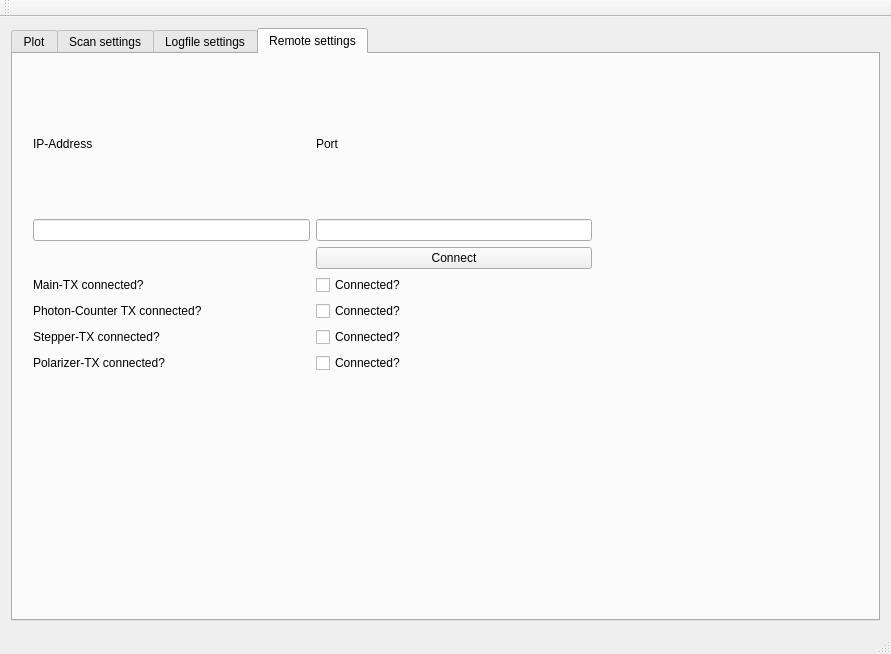
Before: the Qt Designer form mainwindow.ui in anates/Spectro, drawn with Qt 5.
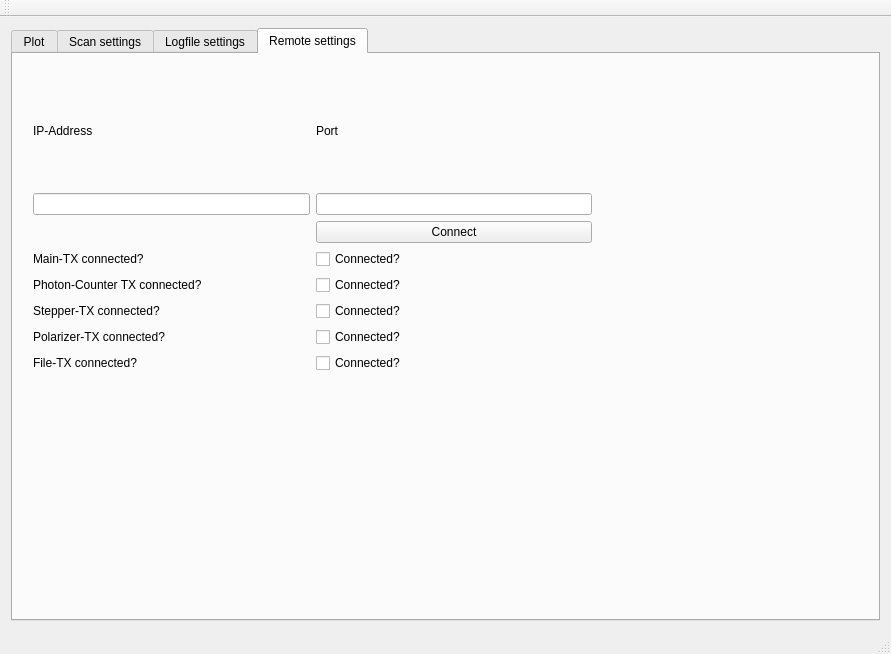
After: the same form once the commit is applied. Custom widgets are drawn as their Qt base class.

```diff
--- a/mainwindow.ui
+++ b/mainwindow.ui
@@ -536,6 +536,20 @@
            </property>
           </widget>
          </item>
+         <item row="7" column="0">
+          <widget class="QLabel" name="label_21">
+           <property name="text">
+            <string>File-TX connected?</string>
+           </property>
+          </widget>
+         </item>
+         <item row="7" column="1">
+          <widget class="QCheckBox" name="FLTXcon">
+           <property name="text">
+            <string>Connected?</string>
+           </property>
+          </widget>
+         </item>
         </layout>
        </widget>
       </widget>
```
Left out of the diff: 18 changed lines with no effect on the pictures.
